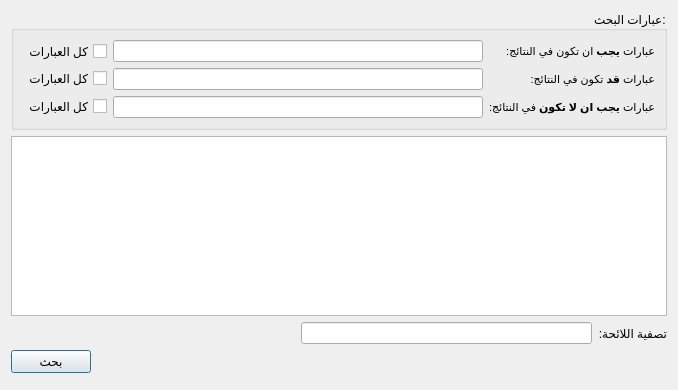
First picture: the form in src/searchwidget.ui, repository boussouira/moltaqa, before the edit.
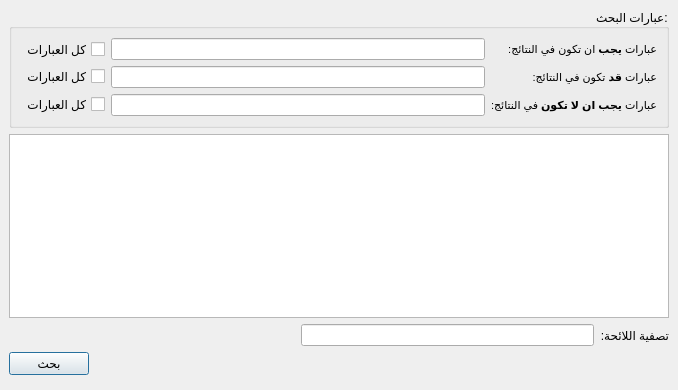
Second picture: the form after the edit. Icons and pictures are not drawn. Custom widgets are drawn as their Qt base class.

```diff
--- a/src/searchwidget.ui
+++ b/src/searchwidget.ui
@@ -17,6 +17,9 @@
    <enum>Qt::RightToLeft</enum>
   </property>
   <layout class="QVBoxLayout" name="verticalLayout">
+   <property name="margin">
+    <number>0</number>
+   </property>
    <item>
     <widget class="QStackedWidget" name="stackedWidget">
      <property name="currentIndex">
@@ -24,9 +27,6 @@
      </property>
      <widget class="QWidget" name="page">
       <layout class="QVBoxLayout" name="verticalLayout_3">
-       <property name="margin">
-        <number>0</number>
-       </property>
        <item>
         <widget class="QGroupBox" name="groupBox">
          <property name="layoutDirection">
```
